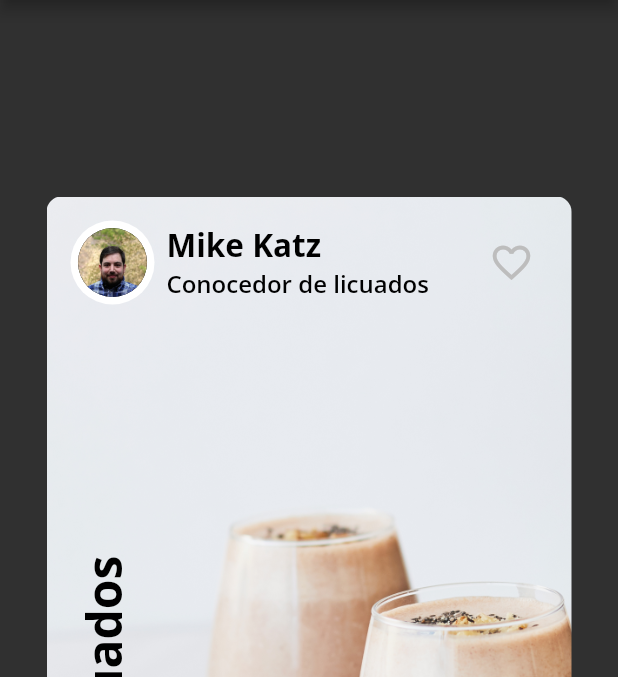
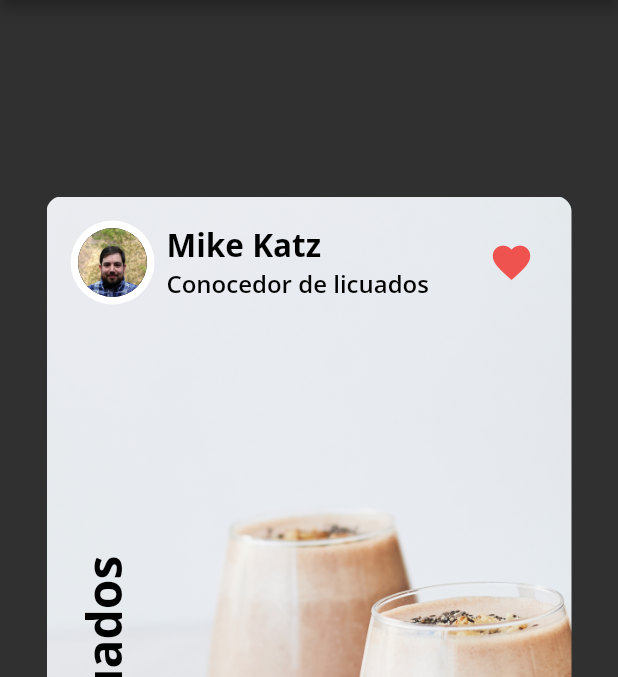
Before and after one commit to alexglzrys/flutter_fooderlich, a Flutter app: the screen it shows after launch, item 2 of the bottom bar chosen, after a tap on the "favorite outline" icon, on a phone screen of 412 x 824 dp, the part 84-761 px from its top. Run offline on Flutter 3.47's test engine with Material 2 defaults, Android fonts, the phone set to English and light mode, and no system bars; our stand-ins replace google_fonts.

Commit message:
agregar estado a la cabecera de autor - marcar como favorito

```diff
--- a/lib/widgets/author_header.dart
+++ b/lib/widgets/author_header.dart
@@ -2,7 +2,8 @@ import 'package:flutter/material.dart';
 import 'package:fooderlich/fooderlich_theme.dart';
 import 'package:fooderlich/widgets/circle_image.dart';
 
-class AuthorHeader extends StatelessWidget {
+// Los SatefulWidgets pueden administrar su estado dinámicamente
+class AuthorHeader extends StatefulWidget {
   // Propiedades para este widget
   final String author;
   final String title;
@@ -14,6 +15,14 @@ class AuthorHeader extends StatelessWidget {
       required this.author,
       required this.title,
       required this.imageProvider});
+
+  @override
+  State<AuthorHeader> createState() => _AuthorHeaderState();
+}
+
+class _AuthorHeaderState extends State<AuthorHeader> {
+  // Propiedades que representan el estado de este Widget
+  bool _isFavorited = false;
 
   @override
   Widget build(BuildContext context) {
@@ -31,7 +40,7 @@ class AuthorHeader extends StatelessWidget {
             children: [
               // Widget personalizado para mostrar la imagen de avatar del autor
               CircleImage(
-                imageProvider: imageProvider,
+                imageProvider: widget.imageProvider,
                 imageRadius: 28,
               ),
               // SizeBox nos permite agregar separación entre widgets, ya sea en en lo ancho o alto
@@ -43,11 +52,11 @@ class AuthorHeader extends StatelessWidget {
                 crossAxisAlignment: CrossAxisAlignment.start,
                 children: [
                   Text(
-                    author,
+                    widget.author,
                     style: FooderlichTheme.lightTextTheme.displayMedium,
                   ),
                   Text(
-                    title,
+                    widget.title,
                     style: FooderlichTheme.lightTextTheme.displaySmall,
                   )
                 ],
@@ -55,15 +64,25 @@ class AuthorHeader extends StatelessWidget {
             ],
           ),
           IconButton(
-            icon: const Icon(Icons.favorite_border),
+            // Mostrar el icono con base al estado de este widget
+            icon: Icon(_isFavorited ? Icons.favorite : Icons.favorite_border),
             iconSize: 30,
-            color: Colors.grey[400],
+            color: Colors.red[400],
             onPressed: () {
-              // Cuando sea presionado el icono, se mostrará un snackBar en la parte inferior de la pantalla, mostrando el mensaje 'Licuado agregado a favoritos'
-              // El widget SnackBar se usa para mostrar brevemente información a los usuarios cuando se ha realizado una acción (como un Toast)
-              const snackBar =
-                  SnackBar(content: Text('Licuado agregado a favoritos'));
-              ScaffoldMessenger.of(context).showSnackBar(snackBar);
+              // Administrar el estado de este widget
+              setState(() {
+                // El estado ha cambiado,
+                // Flutter sabe que este widget lo tienen que retirar, y volver a construir con su nuevo estado en el árbol de widgets
+                _isFavorited = !_isFavorited;
+              });
+
+              if (_isFavorited) {
+                // Cuando sea presionado el icono, se mostrará un snackBar en la parte inferior de la pantalla, mostrando el mensaje 'Licuado agregado a favoritos'
+                // El widget SnackBar se usa para mostrar brevemente información a los usuarios cuando se ha realizado una acción (como un Toast)
+                const snackBar =
+                    SnackBar(content: Text('Licuado agregado a favoritos'));
+                ScaffoldMessenger.of(context).showSnackBar(snackBar);
+              }
             },
           )
         ],
```
